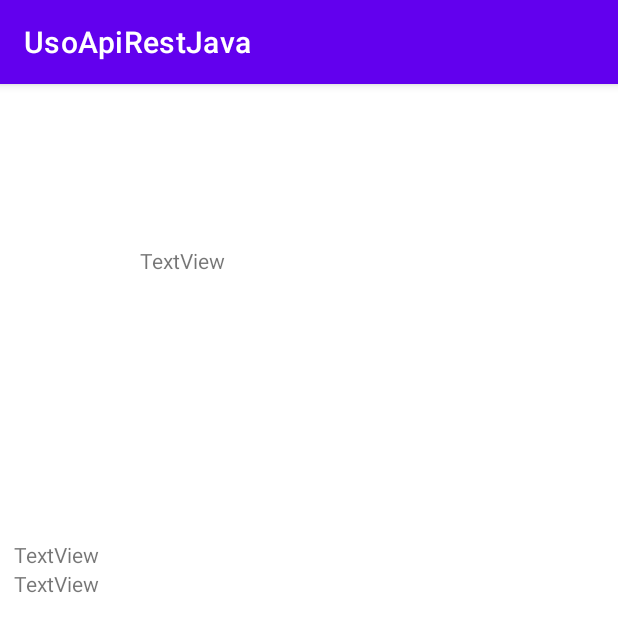
After one commit to Javier190/UsoApiRestJava, an Android app: the EmployeeDetail screen opened directly, with no data from a screen before it, on a phone screen of 412 x 824 dp. The commit adds this screen. Shown: the top 632 px of the screen. Run offline under Robolectric (Android 15) with nearby library versions, the phone set to English and light mode, and no system bars.

Commit message:
Codigo funcional y terminado. Se le podria agregar cosas esteticas.

```diff
--- a/app/src/main/AndroidManifest.xml
+++ b/app/src/main/AndroidManifest.xml
@@ -12,6 +12,7 @@
         android:roundIcon="@mipmap/ic_launcher_round"
         android:supportsRtl="true"
         android:theme="@style/Theme.UsoApiRestJava">
+        <activity android:name=".EmployeeDetail"></activity>
         <activity android:name=".MainActivity">
             <intent-filter>
                 <action android:name="android.intent.action.MAIN" />
--- a/app/src/main/java/com/example/usoapirestjava/AdapterEmployee.java
+++ b/app/src/main/java/com/example/usoapirestjava/AdapterEmployee.java
@@ -6,6 +6,8 @@ import android.view.LayoutInflater;
 import android.view.View;
 import android.view.ViewGroup;
 import android.widget.TextView;
+import android.widget.Toast;
+
 import androidx.annotation.NonNull;
 import androidx.recyclerview.widget.RecyclerView;
 import java.util.List;
@@ -30,10 +32,25 @@ public class AdapterEmployee extends RecyclerView.Adapter<AdapterEmployee.ViewHo
 
     @Override
     public void onBindViewHolder(@NonNull ViewHolder holder, int position) {
-        //final Employee employee = employees_list.get(position);
+
         try {
-            holder.nombre.setText(employees_list.get(position).getEmployee_name());
-            holder.salary.setText(Integer.toString(employees_list.get(position).getEmployee_salary()));
+            holder.id.setText("ID: " + Integer.toString(employees_list.get(position).getId()));
+            holder.nombre.setText("Name: " +employees_list.get(position).getEmployee_name());
+            holder.salary.setText("Salary: $" +Integer.toString(employees_list.get(position).getEmployee_salary()));
+            holder.age.setText("Age: " +Integer.toString(employees_list.get(position).getEmployee_age()) + " years");
+
+
+
+            holder.itemView.setOnClickListener(new View.OnClickListener() {
+                @Override
+                public void onClick(View view) {
+                    Toast.makeText(context, "Empleado: " + employees_list.get(position).getEmployee_name(), Toast.LENGTH_SHORT).show();
+                    context.startActivity(new Intent(context, EmployeeDetail.class)
+                            .putExtra("id",employees_list.get(position).getId())
+                            .addFlags(Intent.FLAG_ACTIVITY_NEW_TASK)
+                    );
+                }
+            });
         } catch(Exception e) {
             e.printStackTrace();
         }
--- /dev/null
+++ b/app/src/main/java/com/example/usoapirestjava/EmployeeDetail.java
@@ -0,0 +1,48 @@
+package com.example.usoapirestjava;
+
+import androidx.appcompat.app.AppCompatActivity;
+
+import android.os.AsyncTask;
+import android.os.Bundle;
+import android.widget.TextView;
+
+public class EmployeeDetail extends AppCompatActivity {
+
+    private TextView tv1;
+    private TextView tv2;
+    private TextView tv3;
+    int employeeId;
+
+    @Override
+    protected void onCreate(Bundle savedInstanceState) {
+        super.onCreate(savedInstanceState);
+        setContentView(R.layout.activity_employee_detail);
+
+        tv1 = findViewById(R.id.tv_nombre_empleado);
+        tv2 = findViewById(R.id.tv_edad_empleado);
+        tv3 = findViewById(R.id.tv_salario_empleado);
+
+        employeeId = getIntent().getIntExtra("id",-1);
+        System.out.println(employeeId + "*********************************id");
+        new LoadEmployeeDetail().execute();
+    }
+    private class LoadEmployeeDetail extends AsyncTask<String, Void, String> {
+        EmployeeEntity employeeEntity;
+
+        //Aqui se esta accediendo a la BD de ROOM para luego mostrar por pantalla
+        @Override
+        protected String doInBackground(String... strings) {
+            employeeEntity = EmployeeApp.databaseApp.employeeDAO().getEmployeeById(employeeId);
+            return null;
+        }
+
+        @Override
+        protected void onPostExecute(String result) {
+
+            tv1.setText(employeeEntity.getEmployee_name());
+            tv2.setText(Integer.toString(employeeEntity.getEmployee_age()));
+            tv3.setText(Integer.toString(employeeEntity.getEmployee_salary()));
+        }
+    }
+
+}
--- a/app/src/main/java/com/example/usoapirestjava/MainActivity.java
+++ b/app/src/main/java/com/example/usoapirestjava/MainActivity.java
@@ -46,9 +46,7 @@ public class MainActivity extends AppCompatActivity {
         @Override
         protected String doInBackground(String... strings) {
             try {
-                System.out.println("**********************1");
                 Response<EmployeeResponse> call = getRetrofit().create(APIService.class).getEmployees("employees").execute();
-                System.out.println("**********************2");
                 response_empleados = call.body();
                 lista_empleados = response_empleados.getData();
                 cargarEmpleadosBD();
@@ -58,9 +56,9 @@ public class MainActivity extends AppCompatActivity {
             return null;
         }
 
+        //Agregar empleados a tabla employee_entity ROOM y se agregan uno por uno
         private void cargarEmpleadosBD() {
             try {
-                //Agregar empleados a tabla employee_entity
                 for (int i = 0; i < lista_empleados.size(); i++) {
                     EmployeeApp.databaseApp.employeeDAO().addEmployee(new EmployeeEntity(
                                     lista_empleados.get(i).getId(),
--- /dev/null
+++ b/app/src/main/res/layout/activity_employee_detail.xml
@@ -0,0 +1,41 @@
+<?xml version="1.0" encoding="utf-8"?>
+<androidx.constraintlayout.widget.ConstraintLayout xmlns:android="http://schemas.android.com/apk/res/android"
+    xmlns:app="http://schemas.android.com/apk/res-auto"
+    xmlns:tools="http://schemas.android.com/tools"
+    android:layout_width="match_parent"
+    android:layout_height="match_parent"
+    tools:context=".EmployeeDetail">
+
+    <TextView
+        android:id="@+id/tv_nombre_empleado"
+        android:layout_width="225dp"
+        android:layout_height="66dp"
+        android:layout_marginTop="108dp"
+        android:text="TextView"
+        app:layout_constraintEnd_toEndOf="parent"
+        app:layout_constraintStart_toStartOf="parent"
+        app:layout_constraintTop_toTopOf="parent" />
+
+    <LinearLayout
+        android:layout_width="393dp"
+        android:layout_height="221dp"
+        android:orientation="vertical"
+        app:layout_constraintBottom_toBottomOf="parent"
+        app:layout_constraintEnd_toEndOf="parent"
+        app:layout_constraintStart_toStartOf="parent"
+        app:layout_constraintTop_toBottomOf="@+id/tv_nombre_empleado"
+        app:layout_constraintVertical_bias="0.348">
+
+        <TextView
+            android:id="@+id/tv_salario_empleado"
+            android:layout_width="match_parent"
+            android:layout_height="wrap_content"
+            android:text="TextView" />
+
+        <TextView
+            android:id="@+id/tv_edad_empleado"
+            android:layout_width="match_parent"
+            android:layout_height="wrap_content"
+            android:text="TextView" />
+    </LinearLayout>
+</androidx.constraintlayout.widget.ConstraintLayout>
```
